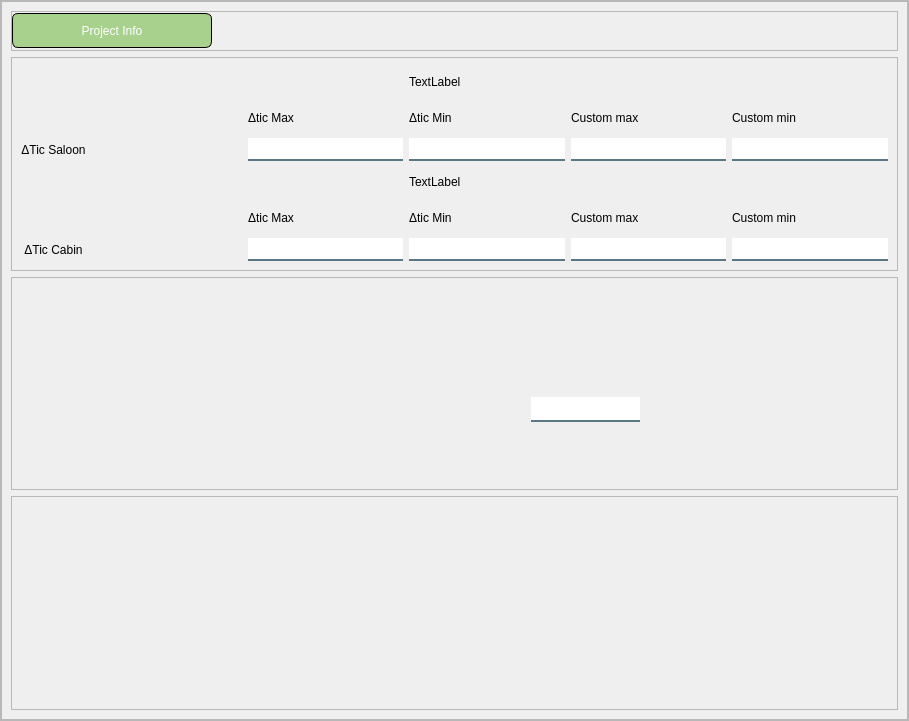
ali7haider/railway-automation-system, file ui/ui_files/custom_interior_condition.ui: the form before one commit.
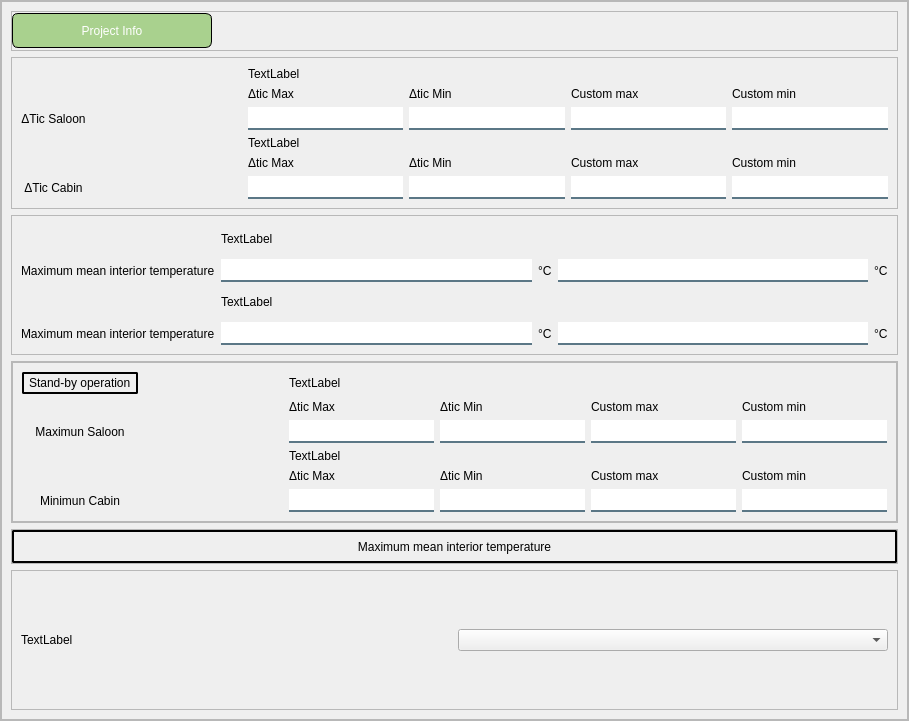
The form after the commit.

Commit message: Refactor UI layout for custom interior conditions to enhance usability and improve visual consistency

```diff
--- a/ui/ui_files/custom_interior_condition.ui
+++ b/ui/ui_files/custom_interior_condition.ui
@@ -14,34 +14,7 @@
    <string>Edit User</string>
   </property>
   <property name="styleSheet">
-   <string notr="true">#frame {	
-
-}
-
-
-QLineEdit {
-background-color:white;
-border:none;
-border-bottom:2px solid rgba(46, 82, 101, 200);
-color:black;
-padding-bottom:5px;
-padding-left:3px;
-}
-QLabel{
-font: 12pt &quot;Bahnschrift SemiCondensed&quot;;
-
-}
-
-#btnEdit {
-	background-color: #48ACAC;
-	border-radius:50px;
-	color:white;
-font: 14pt &quot;Bahnschrift SemiCondensed&quot;;
-
-}
-#btnEdit:hover{
-background-color: #2F958D;
-}</string>
+   <string notr="true"/>
   </property>
   <layout class="QVBoxLayout" name="verticalLayout">
    <property name="spacing">
@@ -61,6 +34,133 @@
    </property>
    <item>
     <widget class="QFrame" name="frame">
+     <property name="styleSheet">
+      <string notr="true">QScrollBar:horizontal {
+    background: #FFF;
+    height: 8px;
+    margin: 0px 16px 0 16px;
+    border: none;
+}
+QScrollBar:vertical {
+    background: #FFF;
+    width: 8px;
+    margin: 16px 0 16px 0;
+    border: none;
+}
+QScrollBar::handle:horizontal {
+    background: #3333;
+    min-width: 20px;
+    border-radius: 4px;
+}
+QScrollBar::handle:vertical {
+    background: #3333;
+    min-height: 20px;
+    border-radius: 4px;
+}
+QScrollBar::add-line:horizontal, QScrollBar::sub-line:horizontal,
+QScrollBar::add-line:vertical, QScrollBar::sub-line:vertical {
+    background: none;
+}
+QScrollBar::add-page:horizontal, QScrollBar::sub-page:horizontal,
+QScrollBar::add-page:vertical, QScrollBar::sub-page:vertical {
+    background: none;
+}
+
+#frame {	
+
+}
+
+
+QLineEdit {
+background-color:white;
+border:none;
+border-bottom:2px solid rgba(46, 82, 101, 200);
+color:black;
+padding-bottom:5px;
+padding-left:3px;
+}
+QLabel{
+font: 12pt &quot;Bahnschrift SemiCondensed&quot;;
+
+}
+
+QScrollBar:horizontal {
+    border: none;
+    background: rgb(52, 59, 72);
+    height: 8px;
+    margin: 0px 21px 0 21px;
+	border-radius: 0px;
+}
+QScrollBar::handle:horizontal {
+    background: #345CBF;
+    min-width: 25px;
+	border-radius: 4px
+}
+QScrollBar::add-line:horizontal {
+    border: none;
+    background: rgb(55, 63, 77);
+    width: 20px;
+	border-top-right-radius: 4px;
+    border-bottom-right-radius: 4px;
+    subcontrol-position: right;
+    subcontrol-origin: margin;
+}
+QScrollBar::sub-line:horizontal {
+    border: none;
+    background: rgb(55, 63, 77);
+    width: 20px;
+	border-top-left-radius: 4px;
+    border-bottom-left-radius: 4px;
+    subcontrol-position: left;
+    subcontrol-origin: margin;
+}
+QScrollBar::up-arrow:horizontal, QScrollBar::down-arrow:horizontal
+{
+     background: none;
+}
+QScrollBar::add-page:horizontal, QScrollBar::sub-page:horizontal
+{
+     background: none;
+}
+ QScrollBar:vertical {
+	border: none;
+    background: rgb(52, 59, 72);
+    width: 8px;
+    margin: 21px 0 21px 0;
+	border-radius: 0px;
+ }
+ QScrollBar::handle:vertical {	
+	background: #345CBF;
+    min-height: 25px;
+	border-radius: 4px
+ }
+ QScrollBar::add-line:vertical {
+     border: none;
+    background: rgb(55, 63, 77);
+     height: 20px;
+	border-bottom-left-radius: 4px;
+    border-bottom-right-radius: 4px;
+     subcontrol-position: bottom;
+     subcontrol-origin: margin;
+ }
+ QScrollBar::sub-line:vertical {
+	border: none;
+    background: rgb(55, 63, 77);
+     height: 20px;
+	border-top-left-radius: 4px;
+    border-top-right-radius: 4px;
+     subcontrol-position: top;
+     subcontrol-origin: margin;
+ }
+ QScrollBar::up-arrow:vertical, QScrollBar::down-arrow:vertical {
+     background: none;
+ }
+
+ QScrollBar::add-page:vertical, QScrollBar::sub-page:vertical {
+     background: none;
+ }
+</string>
+     </property>
      <property name="frameShape">
       <enum>QFrame::StyledPanel</enum>
      </property>
@@ -93,8 +193,8 @@
           <rect>
            <x>0</x>
            <y>0</y>
-           <width>905</width>
-           <height>717</height>
+           <width>897</width>
+           <height>740</height>
           </rect>
          </property>
          <layout class="QVBoxLayout" name="verticalLayout_3">
@@ -169,13 +269,6 @@
              <enum>QFrame::Raised</enum>
             </property>
             <layout class="QGridLayout" name="gridLayout">
-             <item row="0" column="3">
-              <widget class="QLabel" name="lblSaloonStandard">
-               <property name="text">
-                <string>TextLabel</string>
-               </property>
-              </widget>
-             </item>
              <item row="5" column="5">
               <widget class="QLineEdit" name="lineEdit_10"/>
              </item>
@@ -230,7 +323,7 @@
               </widget>
              </item>
              <item row="1" column="5">
-              <widget class="QLabel" name="lblSaloonStandard_11">
+              <widget class="QLabel" name="labelSaloonStandard_11">
                <property name="text">
                 <string>Custom min</string>
                </property>
@@ -240,7 +333,7 @@
               </widget>
              </item>
              <item row="2" column="0">
-              <widget class="QLabel" name="lblSaloonStandard_3">
+              <widget class="QLabel" name="labelSaloonStandard_3">
                <property name="text">
                 <string>ΔTic Saloon</string>
                </property>
@@ -275,7 +368,7 @@
               <widget class="QLineEdit" name="lineEdit_3"/>
              </item>
              <item row="4" column="2">
-              <widget class="QLabel" name="lblSaloonStandard_2">
+              <widget class="QLabel" name="labelSaloonStandard_2">
                <property name="text">
                 <string>Δtic Max</string>
                </property>
@@ -313,8 +406,15 @@
                </property>
               </spacer>
              </item>
-             <item row="3" column="3">
-              <widget class="QLabel" name="label_2">
+             <item row="0" column="2">
+              <widget class="QLabel" name="lblSaloonStandard">
+               <property name="text">
+                <string>TextLabel</string>
+               </property>
+              </widget>
+             </item>
+             <item row="3" column="2">
+              <widget class="QLabel" name="lblCabinStandard">
                <property name="text">
                 <string>TextLabel</string>
                </property>
@@ -331,42 +431,350 @@
             <property name="frameShadow">
              <enum>QFrame::Raised</enum>
             </property>
-            <widget class="QLineEdit" name="lineEdit_9">
-             <property name="geometry">
-              <rect>
-               <x>520</x>
-               <y>120</y>
-               <width>109</width>
-               <height>25</height>
-              </rect>
+            <layout class="QGridLayout" name="gridLayout_2">
+             <item row="2" column="1">
+              <widget class="QLabel" name="lblCabinStandard_2">
+               <property name="text">
+                <string>TextLabel</string>
+               </property>
+              </widget>
+             </item>
+             <item row="3" column="4">
+              <widget class="QLabel" name="label_10">
+               <property name="text">
+                <string>°C</string>
+               </property>
+              </widget>
+             </item>
+             <item row="1" column="1">
+              <widget class="QLineEdit" name="lineEdit_2"/>
+             </item>
+             <item row="3" column="1">
+              <widget class="QLineEdit" name="lineEdit_9"/>
+             </item>
+             <item row="1" column="3">
+              <widget class="QLineEdit" name="lineEdit_11"/>
+             </item>
+             <item row="3" column="3">
+              <widget class="QLineEdit" name="lineEdit_12"/>
+             </item>
+             <item row="1" column="2">
+              <widget class="QLabel" name="label_5">
+               <property name="text">
+                <string>°C</string>
+               </property>
+              </widget>
+             </item>
+             <item row="3" column="0">
+              <widget class="QLabel" name="label_4">
+               <property name="text">
+                <string>Maximum mean interior temperature</string>
+               </property>
+              </widget>
+             </item>
+             <item row="1" column="0">
+              <widget class="QLabel" name="label_3">
+               <property name="text">
+                <string>Maximum mean interior temperature</string>
+               </property>
+              </widget>
+             </item>
+             <item row="3" column="2">
+              <widget class="QLabel" name="label_6">
+               <property name="text">
+                <string>°C</string>
+               </property>
+              </widget>
+             </item>
+             <item row="1" column="4">
+              <widget class="QLabel" name="label_9">
+               <property name="text">
+                <string>°C</string>
+               </property>
+              </widget>
+             </item>
+             <item row="0" column="1">
+              <widget class="QLabel" name="lblSaloonStandard_2">
+               <property name="text">
+                <string>TextLabel</string>
+               </property>
+              </widget>
+             </item>
+            </layout>
+           </widget>
+          </item>
+          <item>
+           <widget class="QFrame" name="frame_7">
+            <property name="frameShape">
+             <enum>QFrame::StyledPanel</enum>
+            </property>
+            <property name="frameShadow">
+             <enum>QFrame::Raised</enum>
+            </property>
+            <layout class="QVBoxLayout" name="verticalLayout_6">
+             <property name="leftMargin">
+              <number>0</number>
              </property>
-            </widget>
-            <widget class="QLabel" name="lblSaloonStandard_10">
-             <property name="geometry">
-              <rect>
-               <x>340</x>
-               <y>180</y>
-               <width>190</width>
-               <height>113</height>
-              </rect>
+             <property name="topMargin">
+              <number>0</number>
              </property>
-             <property name="text">
-              <string>TextLabel</string>
+             <property name="rightMargin">
+              <number>0</number>
              </property>
-             <property name="alignment">
-              <set>Qt::AlignLeading|Qt::AlignLeft|Qt::AlignVCenter</set>
+             <property name="bottomMargin">
+              <number>0</number>
              </property>
-            </widget>
+             <item>
+              <widget class="QFrame" name="frame_8">
+               <property name="frameShape">
+                <enum>QFrame::StyledPanel</enum>
+               </property>
+               <property name="frameShadow">
+                <enum>QFrame::Raised</enum>
+               </property>
+               <layout class="QGridLayout" name="gridLayout_3">
+                <item row="5" column="5">
+                 <widget class="QLineEdit" name="lineEdit_13"/>
+                </item>
+                <item row="4" column="4">
+                 <widget class="QLabel" name="labelSaloonStandard_6">
+                  <property name="text">
+                   <string>Custom max</string>
+                  </property>
+                  <property name="alignment">
+                   <set>Qt::AlignLeading|Qt::AlignLeft|Qt::AlignVCenter</set>
+                  </property>
+                 </widget>
+                </item>
+                <item row="1" column="2">
+                 <widget class="QLabel" name="lblSaloonStandard_10">
+                  <property name="text">
+                   <string>Δtic Max</string>
+                  </property>
+                  <property name="alignment">
+                   <set>Qt::AlignLeading|Qt::AlignLeft|Qt::AlignVCenter</set>
+                  </property>
+                 </widget>
+                </item>
+                <item row="4" column="5">
+                 <widget class="QLabel" name="lblSaloonStandard_11">
+                  <property name="text">
+                   <string>Custom min</string>
+                  </property>
+                  <property name="alignment">
+                   <set>Qt::AlignLeading|Qt::AlignLeft|Qt::AlignVCenter</set>
+                  </property>
+                 </widget>
+                </item>
+                <item row="1" column="4">
+                 <widget class="QLabel" name="lblSaloonStandard_12">
+                  <property name="text">
+                   <string>Custom max</string>
+                  </property>
+                  <property name="alignment">
+                   <set>Qt::AlignLeading|Qt::AlignLeft|Qt::AlignVCenter</set>
+                  </property>
+                 </widget>
+                </item>
+                <item row="1" column="3">
+                 <widget class="QLabel" name="lblSaloonStandard_13">
+                  <property name="text">
+                   <string>Δtic Min</string>
+                  </property>
+                  <property name="alignment">
+                   <set>Qt::AlignLeading|Qt::AlignLeft|Qt::AlignVCenter</set>
+                  </property>
+                 </widget>
+                </item>
+                <item row="1" column="5">
+                 <widget class="QLabel" name="labelSaloonStandard_12">
+                  <property name="text">
+                   <string>Custom min</string>
+                  </property>
+                  <property name="alignment">
+                   <set>Qt::AlignLeading|Qt::AlignLeft|Qt::AlignVCenter</set>
+                  </property>
+                 </widget>
+                </item>
+                <item row="2" column="0">
+                 <widget class="QLabel" name="labelSaloonStandard_7">
+                  <property name="text">
+                   <string>Maximun Saloon</string>
+                  </property>
+                  <property name="alignment">
+                   <set>Qt::AlignCenter</set>
+                  </property>
+                 </widget>
+                </item>
+                <item row="5" column="0">
+                 <widget class="QLabel" name="labelTicStandard_2">
+                  <property name="text">
+                   <string>Minimun Cabin</string>
+                  </property>
+                  <property name="alignment">
+                   <set>Qt::AlignCenter</set>
+                  </property>
+                 </widget>
+                </item>
+                <item row="5" column="2">
+                 <widget class="QLineEdit" name="lineEdit_14"/>
+                </item>
+                <item row="2" column="2">
+                 <widget class="QLineEdit" name="lineEdit_15"/>
+                </item>
+                <item row="2" column="3">
+                 <widget class="QLineEdit" name="lineEdit_16"/>
+                </item>
+                <item row="5" column="3">
+                 <widget class="QLineEdit" name="lineEdit_17"/>
+                </item>
+                <item row="5" column="4">
+                 <widget class="QLineEdit" name="lineEdit_18"/>
+                </item>
+                <item row="4" column="2">
+                 <widget class="QLabel" name="labelSaloonStandard_8">
+                  <property name="text">
+                   <string>Δtic Max</string>
+                  </property>
+                  <property name="alignment">
+                   <set>Qt::AlignLeading|Qt::AlignLeft|Qt::AlignVCenter</set>
+                  </property>
+                 </widget>
+                </item>
+                <item row="4" column="3">
+                 <widget class="QLabel" name="labelSaloonStandard_9">
+                  <property name="text">
+                   <string>Δtic Min</string>
+                  </property>
+                  <property name="alignment">
+                   <set>Qt::AlignLeading|Qt::AlignLeft|Qt::AlignVCenter</set>
+                  </property>
+                 </widget>
+                </item>
+                <item row="2" column="4">
+                 <widget class="QLineEdit" name="lineEdit_19"/>
+                </item>
+                <item row="2" column="5">
+                 <widget class="QLineEdit" name="lineEdit_20"/>
+                </item>
+                <item row="2" column="1">
+                 <spacer name="horizontalSpacer_2">
+                  <property name="orientation">
+                   <enum>Qt::Horizontal</enum>
+                  </property>
+                  <property name="sizeHint" stdset="0">
+                   <size>
+                    <width>40</width>
+                    <height>20</height>
+                   </size>
+                  </property>
+                 </spacer>
+                </item>
+                <item row="0" column="0">
+                 <widget class="QLabel" name="label_2">
+                  <property name="styleSheet">
+                   <string notr="true">border-radius:2px;
+padding:2px;
+border:2px solid black;
+</string>
+                  </property>
+                  <property name="text">
+                   <string>Stand-by operation</string>
+                  </property>
+                 </widget>
+                </item>
+                <item row="0" column="2">
+                 <widget class="QLabel" name="lblSaloonStandard_3">
+                  <property name="text">
+                   <string>TextLabel</string>
+                  </property>
+                 </widget>
+                </item>
+                <item row="3" column="2">
+                 <widget class="QLabel" name="lblCabinStandard_3">
+                  <property name="text">
+                   <string>TextLabel</string>
+                  </property>
+                 </widget>
+                </item>
+               </layout>
+              </widget>
+             </item>
+            </layout>
            </widget>
           </item>
           <item>
            <widget class="QFrame" name="frame_5">
+            <property name="maximumSize">
+             <size>
+              <width>16777215</width>
+              <height>35</height>
+             </size>
+            </property>
             <property name="frameShape">
              <enum>QFrame::StyledPanel</enum>
             </property>
             <property name="frameShadow">
              <enum>QFrame::Raised</enum>
             </property>
+            <layout class="QVBoxLayout" name="verticalLayout_5">
+             <property name="leftMargin">
+              <number>0</number>
+             </property>
+             <property name="topMargin">
+              <number>0</number>
+             </property>
+             <property name="rightMargin">
+              <number>0</number>
+             </property>
+             <property name="bottomMargin">
+              <number>0</number>
+             </property>
+             <item>
+              <widget class="QLabel" name="label_7">
+               <property name="minimumSize">
+                <size>
+                 <width>0</width>
+                 <height>0</height>
+                </size>
+               </property>
+               <property name="styleSheet">
+                <string notr="true">border-radius:2px;
+padding:5px;
+border:2px solid black;
+</string>
+               </property>
+               <property name="text">
+                <string>Maximum mean interior temperature</string>
+               </property>
+               <property name="alignment">
+                <set>Qt::AlignCenter</set>
+               </property>
+              </widget>
+             </item>
+            </layout>
+           </widget>
+          </item>
+          <item>
+           <widget class="QFrame" name="frame_6">
+            <property name="frameShape">
+             <enum>QFrame::StyledPanel</enum>
+            </property>
+            <property name="frameShadow">
+             <enum>QFrame::Raised</enum>
+            </property>
+            <layout class="QGridLayout" name="gridLayout_4">
+             <item row="0" column="0">
+              <widget class="QLabel" name="label_8">
+               <property name="text">
+                <string>TextLabel</string>
+               </property>
+              </widget>
+             </item>
+             <item row="0" column="1">
+              <widget class="QComboBox" name="comboBox"/>
+             </item>
+            </layout>
            </widget>
           </item>
          </layout>
```
Left out of the diff: 4 changed lines with no effect on the pictures. The commit also changes 1 other file.
